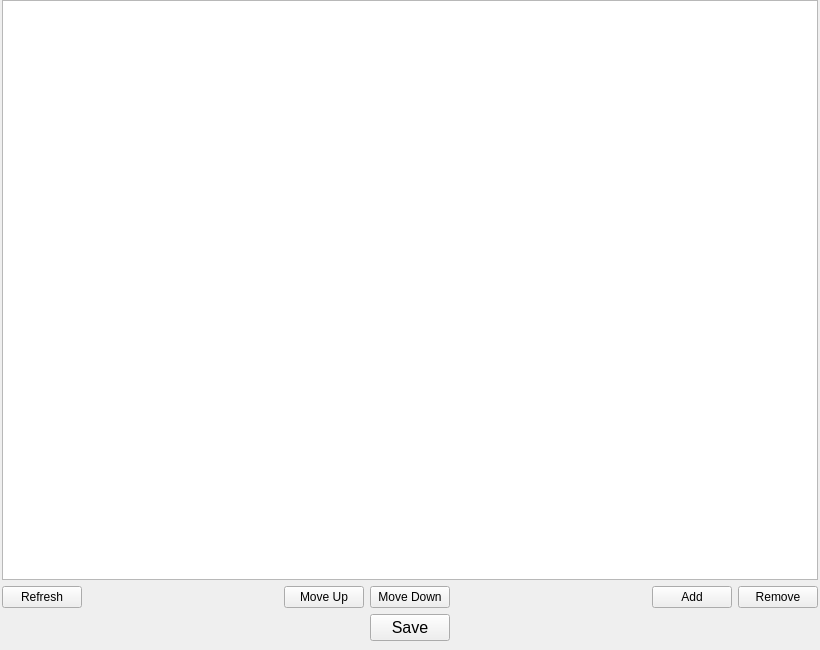
Old version of the form BaseClient/Source/ManageCategoryWidget.ui in the repository WorksAhead/Base.
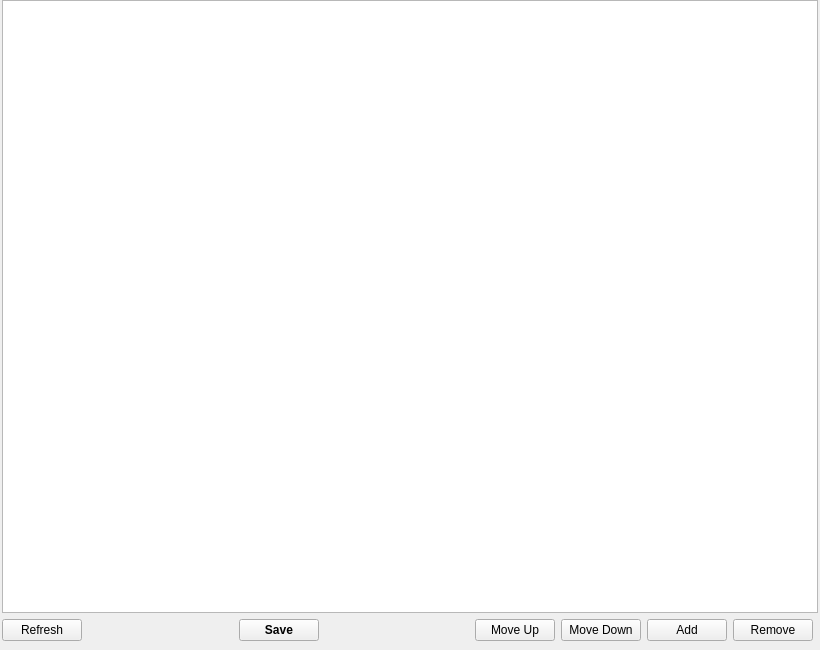
New version of the form.

Commit message: Manage 增加了 User。

```diff
--- a/BaseClient/Source/ManageCategoryWidget.ui
+++ b/BaseClient/Source/ManageCategoryWidget.ui
@@ -37,6 +37,9 @@
      <property name="spacing">
       <number>6</number>
      </property>
+     <property name="rightMargin">
+      <number>5</number>
+     </property>
      <item>
       <widget class="QPushButton" name="refreshButton">
        <property name="text">
@@ -57,6 +60,32 @@
        </property>
       </spacer>
      </item>
+     <item>
+      <widget class="QPushButton" name="saveButton">
+       <property name="font">
+        <font>
+         <weight>75</weight>
+         <bold>true</bold>
+        </font>
+       </property>
+       <property name="text">
+        <string>Save</string>
+       </property>
+      </widget>
+     </item>
+     <item>
+      <spacer name="horizontalSpacer_3">
+       <property name="orientation">
+        <enum>Qt::Horizontal</enum>
+       </property>
+       <property name="sizeHint" stdset="0">
+        <size>
+         <width>40</width>
+         <height>20</height>
+        </size>
+       </property>
+      </spacer>
+     </item>
      <item>
       <widget class="QPushButton" name="moveUpButton">
        <property name="text">
@@ -71,19 +100,6 @@
        </property>
       </widget>
      </item>
-     <item>
-      <spacer name="horizontalSpacer_4">
-       <property name="orientation">
-        <enum>Qt::Horizontal</enum>
-       </property>
-       <property name="sizeHint" stdset="0">
-        <size>
-         <width>40</width>
-         <height>20</height>
-        </size>
-       </property>
-      </spacer>
-     </item>
      <item>
       <widget class="QPushButton" name="addButton">
        <property name="text">
@@ -100,48 +116,6 @@
      </item>
     </layout>
    </item>
-   <item>
-    <layout class="QHBoxLayout" name="horizontalLayout_2">
-     <item>
-      <spacer name="horizontalSpacer_3">
-       <property name="orientation">
-        <enum>Qt::Horizontal</enum>
-       </property>
-       <property name="sizeHint" stdset="0">
-        <size>
-         <width>40</width>
-         <height>20</height>
-        </size>
-       </property>
-      </spacer>
-     </item>
-     <item>
-      <widget class="QPushButton" name="saveButton">
-       <property name="font">
-        <font>
-         <pointsize>12</pointsize>
-        </font>
-       </property>
-       <property name="text">
-        <string>Save</string>
-       </property>
-      </widget>
-     </item>
-     <item>
-      <spacer name="horizontalSpacer_2">
-       <property name="orientation">
-        <enum>Qt::Horizontal</enum>
-       </property>
-       <property name="sizeHint" stdset="0">
-        <size>
-         <width>40</width>
-         <height>20</height>
-        </size>
-       </property>
-      </spacer>
-     </item>
-    </layout>
-   </item>
   </layout>
  </widget>
  <resources/>
```
The commit also changes 27 other files.
